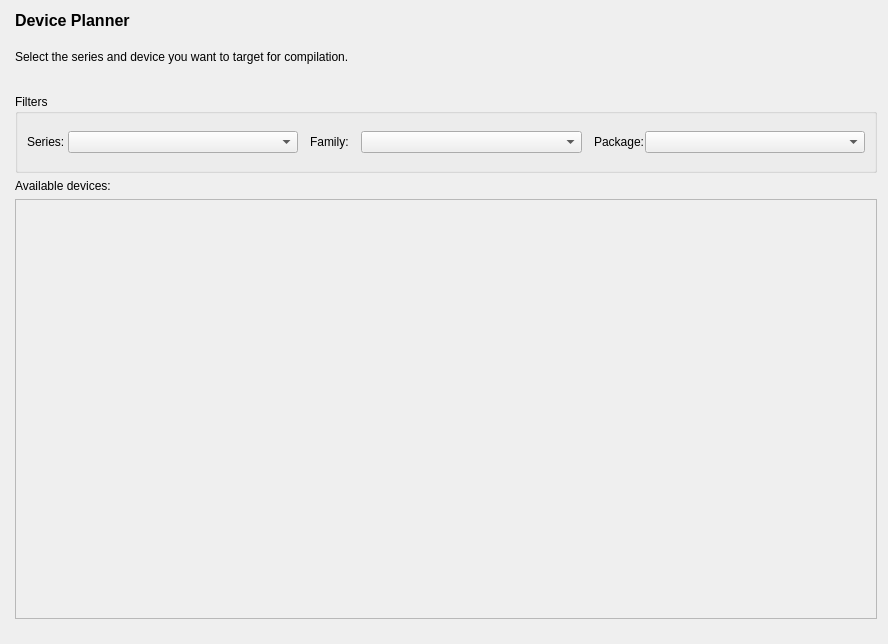
os-fpga/FOEDAG, file src/NewProject/device_planner_form.ui: the form before one commit.
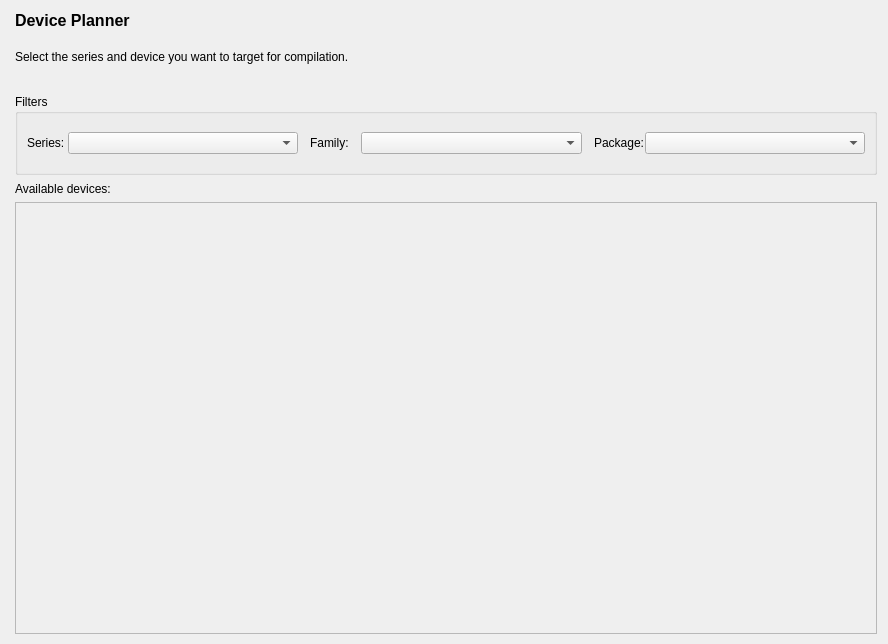
The form after the commit.

What changed in the file:
```diff
--- a/src/NewProject/device_planner_form.ui
+++ b/src/NewProject/device_planner_form.ui
@@ -21,7 +21,7 @@
     <number>15</number>
    </property>
    <property name="bottomMargin">
-    <number>15</number>
+    <number>0</number>
    </property>
    <item>
     <widget class="QLabel" name="m_labelTitle">
```
